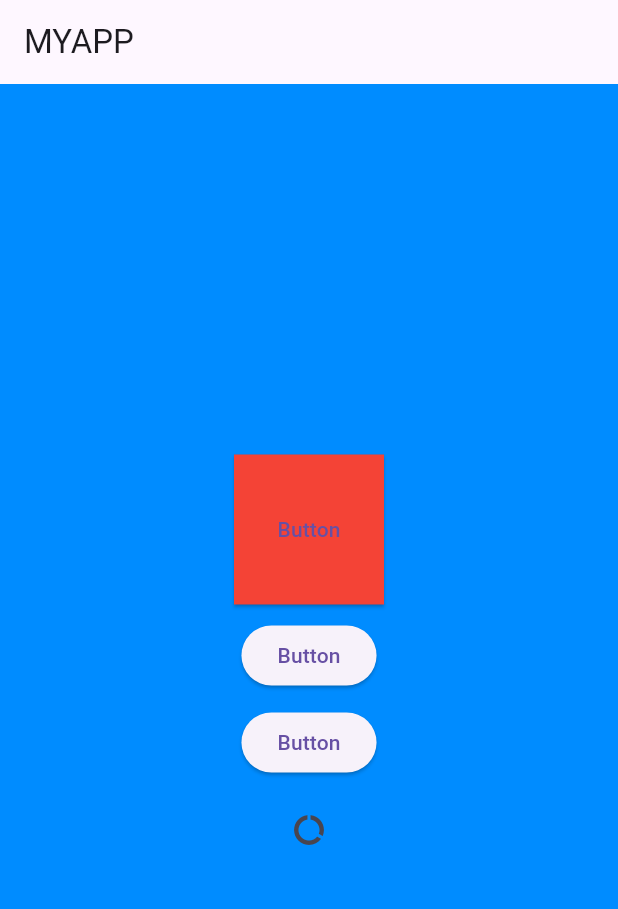
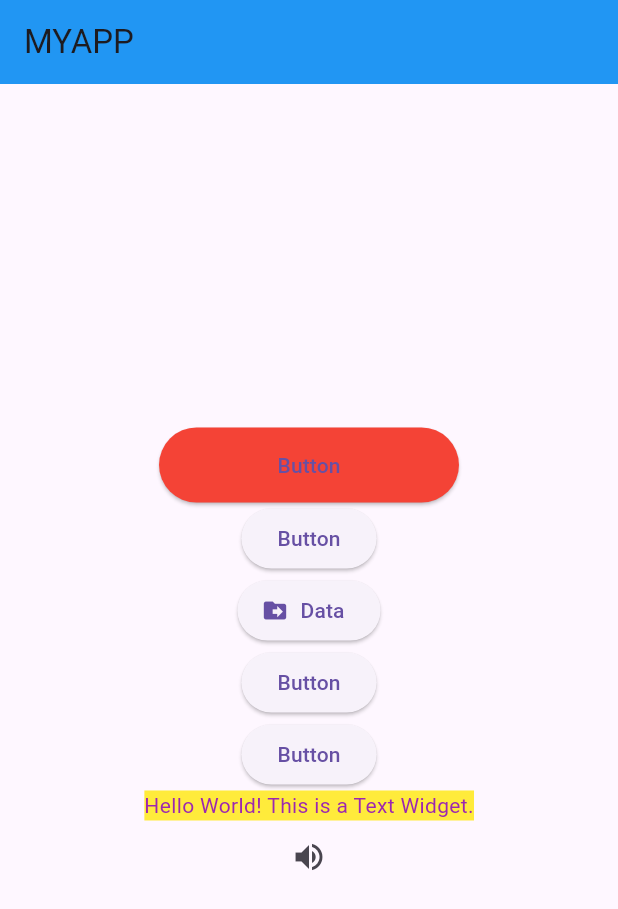
Before and after one commit to nurasylaybekuly/srs-srsp, a Flutter app: the screen it shows after launch, on a phone screen of 412 x 824 dp. Shown: the top 909 px of the screen. Run offline on Flutter 3.47's test engine with Material 3 defaults, Android fonts, the phone set to English and light mode, and no system bars.

Commit message:
first commit

```diff
--- a/uib flutter/lib/main.dart
+++ b/uib flutter/lib/main.dart
@@ -6,46 +6,61 @@ class MyApp extends StatelessWidget {
   @override
   Widget build(BuildContext context) {
     return MaterialApp(
+      title: 'MYAPP',
+      theme: ThemeData(
+        primaryColor: Colors.blue,
+      ),
       home: Scaffold(
-        appBar: AppBar(title: Text('MYAPP')),
-        backgroundColor: const Color.fromARGB(
-            255, 0, 140, 255), // Set the background color of the app to blue
-        body: Stack(
-          children: [
-            Positioned.fill(
-              child: Container(
-                color: const Color.fromARGB(255, 0, 140, 255),
+        appBar: AppBar(
+          title: Text('MYAPP'),
+          backgroundColor: Colors.blue,
         ),
-            ),
-            Center(
+        body: Center(
           child: Column(
             mainAxisAlignment: MainAxisAlignment.center,
             children: <Widget>[
+              SizedBox(
+                width: 200.0,
+                height: 50.0,
+                child: ElevatedButton(
+                  onPressed: () {},
+                  child: Text('Button'),
+                  style: ElevatedButton.styleFrom(
+                    primary: Colors.red,
+                  ),
+                ),
+              ),
               ElevatedButton(
                 onPressed: () {},
                 child: Text('Button'),
-                    style: ElevatedButton.styleFrom(
-                        primary: Colors
-                            .red, // Set the background color of the button to red
-                        fixedSize: Size(100, 100),
-                        shape: RoundedRectangleBorder()),
               ),
-                  SizedBox(
-                    height: 10,
+              ElevatedButton.icon(
+                onPressed: () {},
+                icon: Icon(Icons.drive_file_move),
+                label: Text('Data'),
               ),
-                  ElevatedButton(onPressed: () {}, child: Text('Button')),
-                  SizedBox(
-                    height: 10,
+              ElevatedButton(
+                onPressed: () {},
+                child: Text('Button'),
               ),
-                  ElevatedButton(onPressed: () {}, child: Text('Button')),
-                  SizedBox(
-                    height: 10,
+              ElevatedButton(
+                onPressed: () {},
+                child: Text('Button'),
               ),
-                  IconButton(icon: Icon(Icons.data_usage), onPressed: () {}),
+              Text(
+                'Hello World! This is a Text Widget.',
+                style: TextStyle(
+                  color: Colors.purple,
+                  backgroundColor: Colors.yellow,
+                ),
+              ),
+              IconButton(
+                icon: Icon(Icons.volume_up),
+                onPressed: () {},
+                tooltip: 'Text Speaker',
+              ),
             ],
           ),
-            ),
-          ],
         ),
       ),
     );
```
Lines whose indentation alone changed are shown as unchanged.
